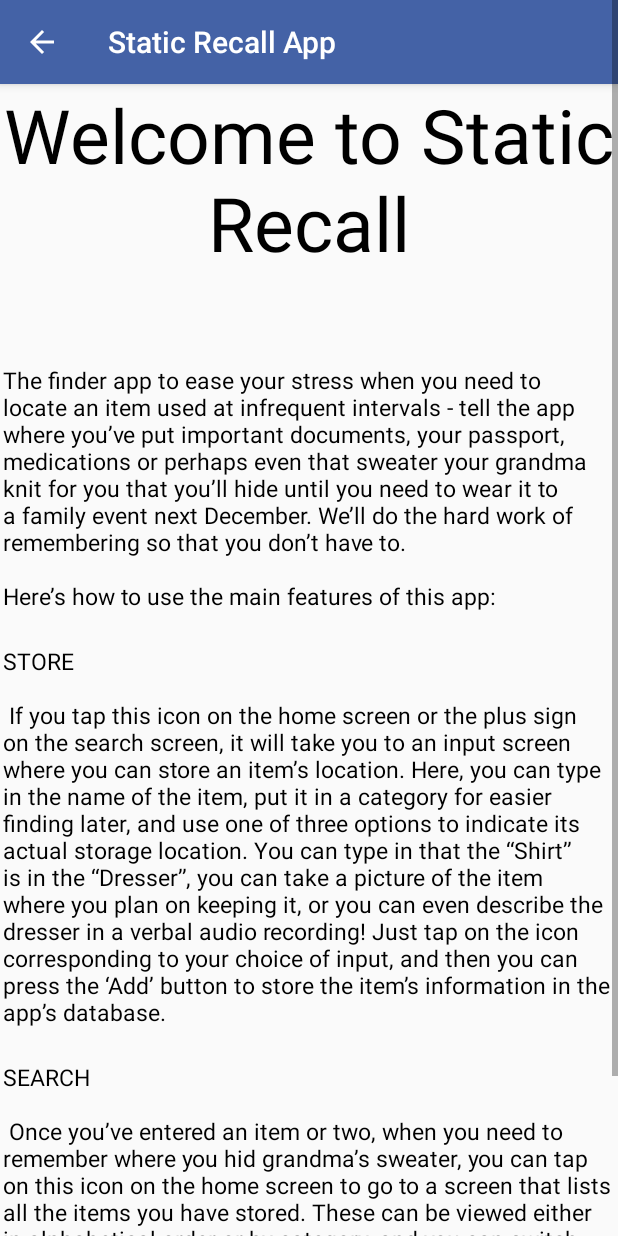
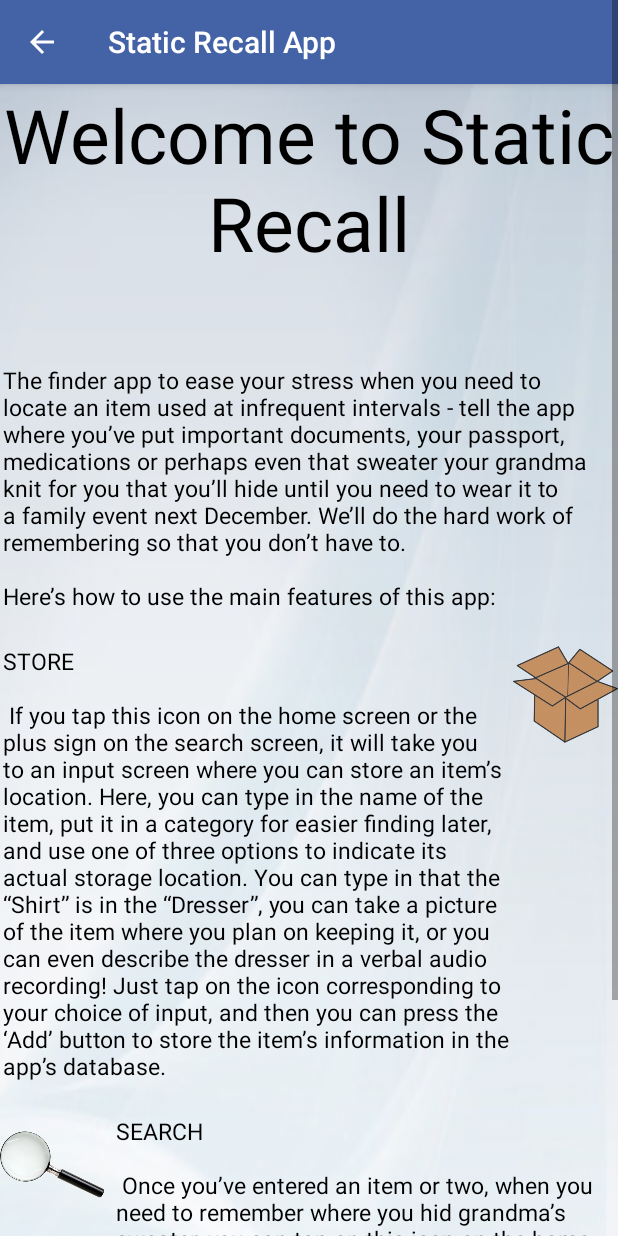
Before and after one commit to MegaJ/static_recall, an Android app: the AboutScreenActivity screen opened directly, with no data from a screen before it, on a phone screen of 412 x 824 dp. Run offline under Robolectric (Android 15) with nearby library versions, the phone set to English and light mode, and no system bars; Roboto replaces fonts that are not available here.

Commit message:
Added images to about screen

```diff
--- a/app/src/main/res/layout/activity_about_screen.xml
+++ b/app/src/main/res/layout/activity_about_screen.xml
@@ -8,6 +8,7 @@
         xmlns:tools="http://schemas.android.com/tools"
         android:layout_width="match_parent"
         android:layout_height="match_parent"
+        android:background="@drawable/appback"
         xmlns:app="http://schemas.android.com/apk/res-auto"
         tools:context="yiwejeje.staticrecallapp.Activity.AboutScreenActivity">
 
@@ -35,15 +36,37 @@
             android:layout_below="@id/welcome_title"
             />
 
+
+        <ImageView
+            android:id="@+id/storeimage"
+            android:layout_width="70dp"
+            android:layout_height="70dp"
+            android:src="@drawable/box"
+            android:layout_below="@id/welcome_intro"
+            android:layout_alignParentRight="true"
+            />
+
         <TextView
             android:id="@+id/about_store_text"
             android:layout_width="match_parent"
             android:layout_height="wrap_content"
             android:layout_margin="2dp"
+            android:layout_toLeftOf="@id/storeimage"
             android:text="@string/about_store_function"
             android:textSize="15sp"
             android:textColor="@android:color/black"
             android:layout_below="@id/welcome_intro"
+            />
+
+
+        <ImageView
+            android:id="@+id/searchimage"
+            android:layout_width="70dp"
+            android:layout_height="70dp"
+            android:layout_marginRight="5dp"
+            android:src="@drawable/magnifying2"
+            android:layout_below="@id/about_store_text"
+            android:layout_alignParentLeft="true"
             />
 
         <TextView
@@ -51,6 +74,7 @@
             android:layout_width="match_parent"
             android:layout_height="wrap_content"
             android:layout_margin="2dp"
+            android:layout_toRightOf="@id/searchimage"
             android:text="@string/about_search_function"
             android:textSize="15sp"
             android:textColor="@android:color/black"
```
